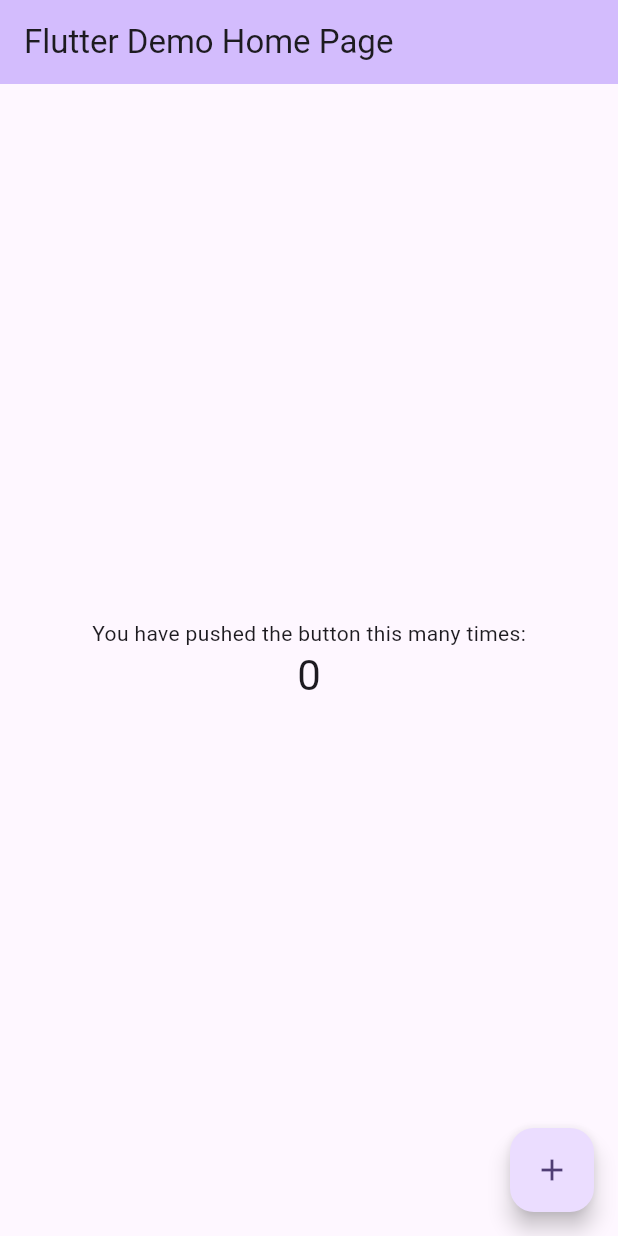
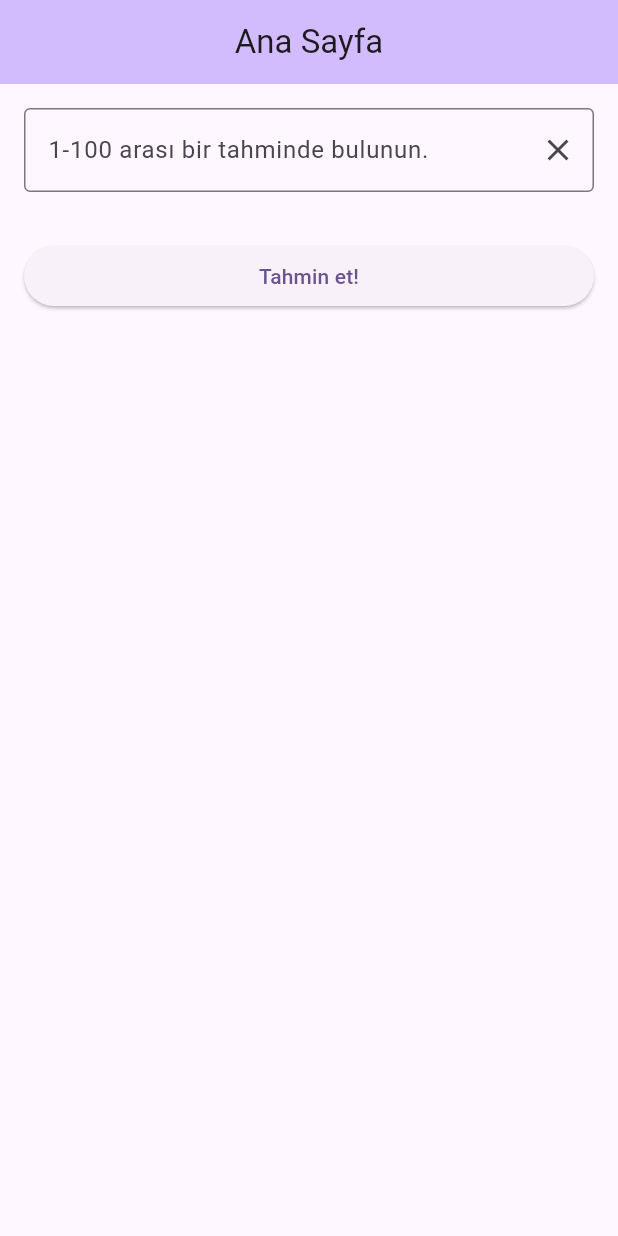
Before and after one commit to celikerde/guess_number, a Flutter app: the screen it shows after launch, on a phone screen of 412 x 824 dp. Run offline on Flutter 3.47's test engine with Material 3 defaults, Android fonts, the phone set to English and light mode, and no system bars.

Commit message:
home screen is implemeted without error handling.

```diff
--- a/lib/main.dart
+++ b/lib/main.dart
@@ -1,3 +1,5 @@
+import 'dart:math';
+
 import 'package:flutter/material.dart';
 
 void main() {
@@ -7,119 +9,100 @@ void main() {
 class MyApp extends StatelessWidget {
   const MyApp({super.key});
 
-  // This widget is the root of your application.
   @override
   Widget build(BuildContext context) {
     return MaterialApp(
-      title: 'Flutter Demo',
+      debugShowCheckedModeBanner: false,
       theme: ThemeData(
-        // This is the theme of your application.
-        //
-        // TRY THIS: Try running your application with "flutter run". You'll see
-        // the application has a purple toolbar. Then, without quitting the app,
-        // try changing the seedColor in the colorScheme below to Colors.green
-        // and then invoke "hot reload" (save your changes or press the "hot
-        // reload" button in a Flutter-supported IDE, or press "r" if you used
-        // the command line to start the app).
-        //
-        // Notice that the counter didn't reset back to zero; the application
-        // state is not lost during the reload. To reset the state, use hot
-        // restart instead.
-        //
-        // This works for code too, not just values: Most code changes can be
-        // tested with just a hot reload.
         colorScheme: ColorScheme.fromSeed(seedColor: Colors.deepPurple),
         useMaterial3: true,
       ),
-      home: const MyHomePage(title: 'Flutter Demo Home Page'),
+      home: const HomePage(title: 'Ana Sayfa'),
     );
   }
 }
 
-class MyHomePage extends StatefulWidget {
-  const MyHomePage({super.key, required this.title});
-
-  // This widget is the home page of your application. It is stateful, meaning
-  // that it has a State object (defined below) that contains fields that affect
-  // how it looks.
-
-  // This class is the configuration for the state. It holds the values (in this
-  // case the title) provided by the parent (in this case the App widget) and
-  // used by the build method of the State. Fields in a Widget subclass are
-  // always marked "final".
+class HomePage extends StatefulWidget {
+  const HomePage({super.key, required this.title});
 
   final String title;
 
   @override
-  State<MyHomePage> createState() => _MyHomePageState();
+  State<HomePage> createState() => _HomePageState();
 }
 
-class _MyHomePageState extends State<MyHomePage> {
-  int _counter = 0;
+class _HomePageState extends State<HomePage> {
+  final String hintTextMessage = '1-100 arası bir tahminde bulunun.';
+  final String buttonMessage = 'Tahmin et!';
+  final String guessSmallerNumberMessage = 'Daha küçük bir sayı deneyin.';
+  final String guessBiggerNumberMessage = 'Daha büyük bir sayı deneyin.';
+  final String correctGuessMessage = 'Tebrikler! Doğru tahminde bulundunuz.';
+  final String errorMessage = 'Tahmininiz 1 ile 100 arasında olmalıdır.';
+  String guessMessage = "";
+  int myGuessNumber = 0;
+  int guessCount = 0;
+  late final int randomNumber;
+  late TextEditingController _textController;
 
-  void _incrementCounter() {
-    setState(() {
-      // This call to setState tells the Flutter framework that something has
-      // changed in this State, which causes it to rerun the build method below
-      // so that the display can reflect the updated values. If we changed
-      // _counter without calling setState(), then the build method would not be
-      // called again, and so nothing would appear to happen.
-      _counter++;
-    });
+  @override
+  void initState() {
+    _textController = TextEditingController();
+    randomNumber = Random().nextInt(100) + 1;
+    print("Produced number is $randomNumber");
+    super.initState();
   }
 
   @override
   Widget build(BuildContext context) {
-    // This method is rerun every time setState is called, for instance as done
-    // by the _incrementCounter method above.
-    //
-    // The Flutter framework has been optimized to make rerunning build methods
-    // fast, so that you can just rebuild anything that needs updating rather
-    // than having to individually change instances of widgets.
     return Scaffold(
       appBar: AppBar(
-        // TRY THIS: Try changing the color here to a specific color (to
-        // Colors.amber, perhaps?) and trigger a hot reload to see the AppBar
-        // change color while the other colors stay the same.
         backgroundColor: Theme.of(context).colorScheme.inversePrimary,
-        // Here we take the value from the MyHomePage object that was created by
-        // the App.build method, and use it to set our appbar title.
+        centerTitle: true,
         title: Text(widget.title),
       ),
-      body: Center(
-        // Center is a layout widget. It takes a single child and positions it
-        // in the middle of the parent.
-        child: Column(
-          // Column is also a layout widget. It takes a list of children and
-          // arranges them vertically. By default, it sizes itself to fit its
-          // children horizontally, and tries to be as tall as its parent.
-          //
-          // Column has various properties to control how it sizes itself and
-          // how it positions its children. Here we use mainAxisAlignment to
-          // center the children vertically; the main axis here is the vertical
-          // axis because Columns are vertical (the cross axis would be
-          // horizontal).
-          //
-          // TRY THIS: Invoke "debug painting" (choose the "Toggle Debug Paint"
-          // action in the IDE, or press "p" in the console), to see the
-          // wireframe for each widget.
-          mainAxisAlignment: MainAxisAlignment.center,
-          children: <Widget>[
-            const Text(
-              'You have pushed the button this many times:',
+      body: Column(
+        children: [
+          Padding(
+            padding: const EdgeInsets.all(16.0),
+            child: TextField(
+              controller: _textController,
+              keyboardType: TextInputType.number,
+              decoration: InputDecoration(
+                hintText: hintTextMessage,
+                suffixIcon: IconButton(
+                  icon: Icon(Icons.clear),
+                  onPressed: () => _textController.clear(),
+                ),
+                border: OutlineInputBorder(),
+              ),
             ),
-            Text(
-              '$_counter',
-              style: Theme.of(context).textTheme.headlineMedium,
+          ),
+          Padding(
+            padding: const EdgeInsets.all(16.0),
+            child: ElevatedButton(
+              onPressed: () {
+                myGuessNumber = int.parse(_textController.text);
+                guessCount++;
+                if (myGuessNumber < randomNumber) {
+                  guessMessage = guessBiggerNumberMessage;
+                } else if (myGuessNumber > randomNumber) {
+                  guessMessage = guessSmallerNumberMessage;
+                } else {
+                  guessMessage = correctGuessMessage;
+                  print('Guess count is $guessCount is $myGuessNumber');
+                }
+                print("$guessCount. My guess is $myGuessNumber");
+                setState(() {});
+              },
+              child: Center(child: Text(buttonMessage)),
             ),
-          ],
-        ),
+          ),
+          Padding(
+            padding: const EdgeInsets.all(16.0),
+            child: Text(guessMessage),
+          ),
+        ],
       ),
-      floatingActionButton: FloatingActionButton(
-        onPressed: _incrementCounter,
-        tooltip: 'Increment',
-        child: const Icon(Icons.add),
-      ), // This trailing comma makes auto-formatting nicer for build methods.
     );
   }
 }
```
